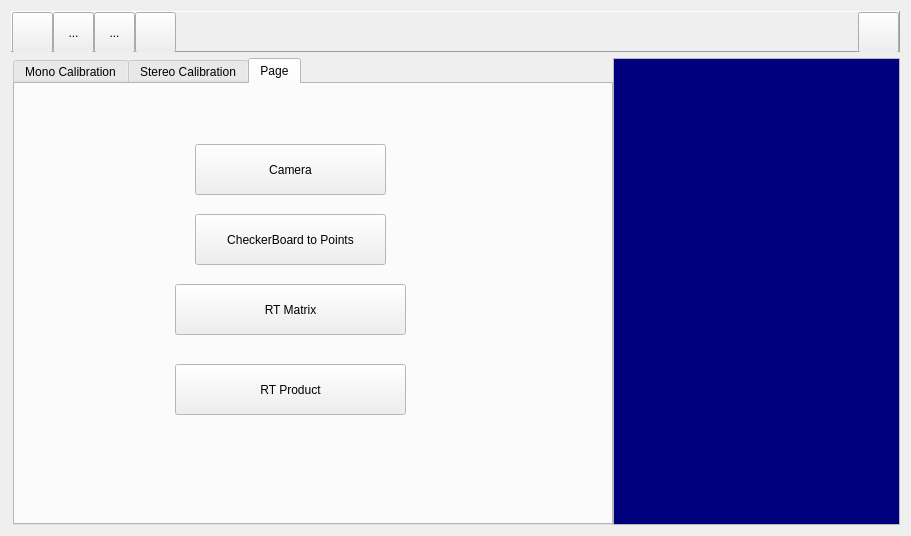
Old version of the form Calibration/mainframe.ui in the repository jjun-ho/2023-Capstone-Design.
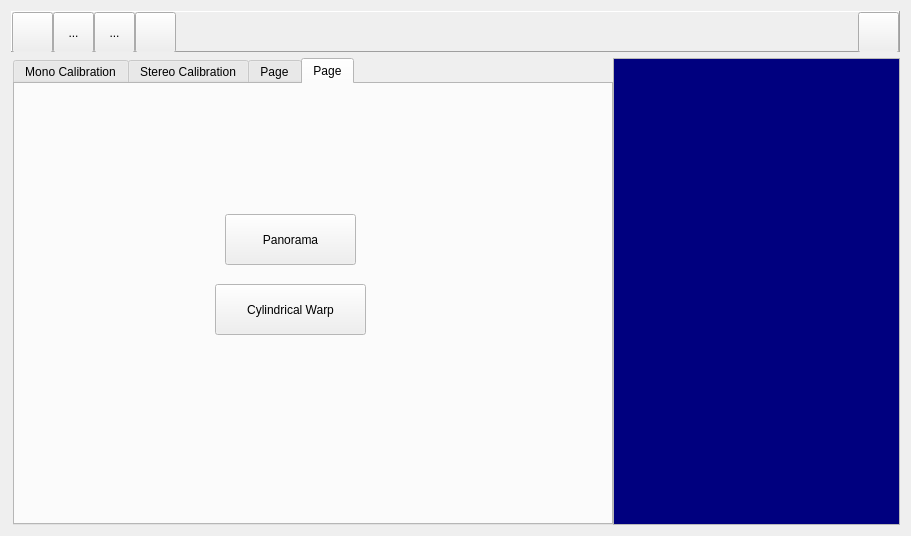
New version of the form. The open tabs and pages were chosen to show the change. Icons and pictures are not drawn.

What changed in the file:
```diff
--- a/Calibration/mainframe.ui
+++ b/Calibration/mainframe.ui
@@ -1571,6 +1571,37 @@
          </property>
         </widget>
        </widget>
+       <widget class="QWidget" name="tab_3">
+        <attribute name="title">
+         <string>Page</string>
+        </attribute>
+        <widget class="QPushButton" name="pushPanorama">
+         <property name="geometry">
+          <rect>
+           <x>210</x>
+           <y>130</y>
+           <width>131</width>
+           <height>51</height>
+          </rect>
+         </property>
+         <property name="text">
+          <string>Panorama</string>
+         </property>
+        </widget>
+        <widget class="QPushButton" name="Cylinderical_Warp">
+         <property name="geometry">
+          <rect>
+           <x>200</x>
+           <y>200</y>
+           <width>151</width>
+           <height>51</height>
+          </rect>
+         </property>
+         <property name="text">
+          <string>Cylindrical Warp</string>
+         </property>
+        </widget>
+       </widget>
       </widget>
      </item>
      <item>
```
